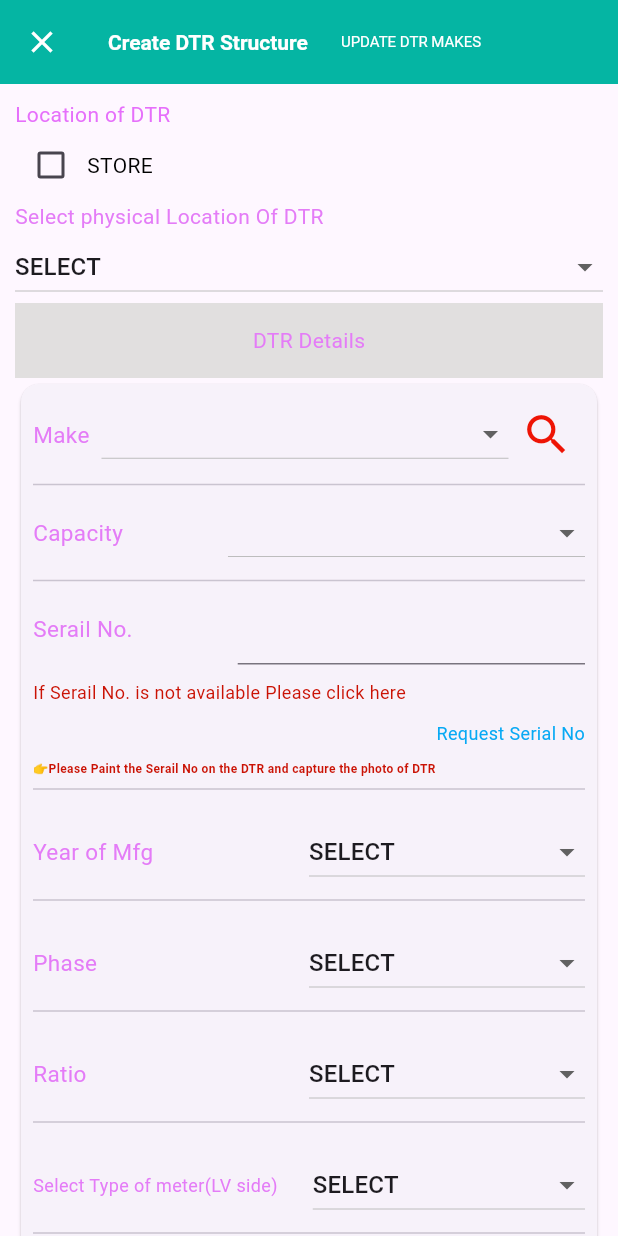
After one commit to MUNIKUMAR596/placedorders_screen, a Flutter app: the screen it shows after launch, after a tap on "CreateDTRStrucutre", on a phone screen of 412 x 824 dp. The commit adds this screen. Run offline on Flutter 3.47's test engine with Material 3 defaults, Android fonts, the phone set to English and light mode, and no system bars; our stand-ins replace image_picker.

Commit message:
CREATE DTR STRUCUTURE IN TGNPDCL LOGIN

```diff
--- a/lib/TGNPDCL/COMPLAINT/homepage.dart
+++ b/lib/TGNPDCL/COMPLAINT/homepage.dart
@@ -3,6 +3,7 @@ import 'package:purchase_orderscreen/TGNPDCL/COMPLAINT/HTMETERS/ht_metersupdate.
 import 'package:purchase_orderscreen/TGNPDCL/COMPLAINT/HTMETERS/npdecl_employee.dart';
 import 'package:purchase_orderscreen/TGNPDCL/COMPLAINT/PROTECTION/protectonpage.dart';
 import 'package:purchase_orderscreen/TGNPDCL/COMPLAINT/htmeters_htconv_tosolar.dart';
+import 'package:purchase_orderscreen/TGNPDCL/createdtr_strucutre.dart';
 import 'package:purchase_orderscreen/TGNPDCL/newservice_htmeters.dart';
 import 'package:purchase_orderscreen/TGNPDCL/onetimeregistration.dart';
 
@@ -77,7 +78,14 @@ class _HomepageState extends State<Homepage> {
               ElevatedButton(onPressed: (){
                 Navigator.push(context,
                 MaterialPageRoute(builder: (context) => Onetimeregistration()));
-              }, child:Text('ONETIMEREGISTATIONPAGE') )
+              }, child:Text('ONETIMEREGISTATIONPAGE') ),
+                SizedBox(
+                height: 10,
+              ),
+              ElevatedButton(onPressed: (){
+                Navigator.push(context,
+                MaterialPageRoute(builder: (context) => CreatedtrStrucutre()));
+              }, child:Text('CreateDTRStrucutre') )
             ],
           ),
         ),
--- /dev/null
+++ b/lib/TGNPDCL/createdtr_strucutre.dart
@@ -0,0 +1,544 @@
+import 'dart:io';
+
+import 'package:flutter/material.dart';
+import 'package:image_picker/image_picker.dart';
+
+
+class CreatedtrStrucutre extends StatefulWidget {
+  const CreatedtrStrucutre({super.key});
+
+  @override
+  State<CreatedtrStrucutre> createState() => _CreatedtrStrucutreState();
+}
+
+class _CreatedtrStrucutreState extends State<CreatedtrStrucutre> {
+  String? locationofdtr='SELECT';
+  List<String> selectlocatioofdtr=['SELECT','KHAMMAM STORE','WARANGAL-STORE','KARIMNAGAR-STORE',
+  'NIZAMABAD-STORE','NIRMAL-STORE','MANCHERIAL-STORE'];
+  bool ischecked=false;
+  //DTR DETAILS
+  String? make;
+  List<String> selectmake=['11KV VCB-AREVA T&D INDIA LTD,NAINI WORKS','ABB(Asea Brown BOveri)','ACRO TRANS CONTROLS,SECUNDRABAD','AKSHAYA',
+  'ALSTOM','AMOD(AMOD INDUSTRIES PVT LTD)','APEX','ARK','ASTER','AUREL CONTROLS PVT LTD','ANDHRA PRADESH ELECTRICAL EQUIPMENT CORPORATION'];
+  String? capacity;
+  List<String> selectcapacity=['SELECT','2500KVA','2000KVA','1600KVA','1000KVA','800KVA','500KVA','400KVA','315KVA','250KVA'];
+  String? selectedyears='SELECT';
+  List<String> years=[];
+@override
+  void initState(){
+    super.initState();
+    generateyears();
+  }
+  void generateyears(){
+    years.add('SELECT');
+    years.add('NA');
+    int startyear=1952;
+    int endyear=DateTime.now().year;
+    for (int year=startyear; year <= endyear; year++){
+      years.add(year.toString());
+    }
+  }
+//phase
+String? phase='SELECT';
+List<String> selectphase=['SELECT','Single phase','3-Phase'];
+//Ratio
+String? ratio='SELECT';
+List<String> selectratio=['SELECT','6.6KV/240V','11KV/440V'];
+//select type of meter (LV side)
+String? typeofmeter='SELECT';
+List<String> selecttypeofmeter=['SELECT','Not Available','1Ph Meter','3Ph Meter','CT Meter','HT Meter'];
+
+TextEditingController _serialno=TextEditingController();
+TextEditingController _sapdtrequpno=TextEditingController();
+
+  File? _imageFile;
+
+  Future<void> _pickFromCamera() async {
+    final pickedFile = await ImagePicker().pickImage(source: ImageSource.camera);
+
+    if (pickedFile != null) {
+      setState(() {
+        _imageFile = File(pickedFile.path);
+      });
+    } else {
+      print('No image selected.');
+    }
+  }
+
+  void _submitform(){
+    setState(() {
+      ischecked=false;
+        _imageFile = null;
+       locationofdtr=null;
+      make=null;
+      capacity=null;
+     selectedyears=null;
+     phase=null;
+     ratio=null;
+     typeofmeter=null;
+     _serialno.clear();
+     _sapdtrequpno.clear();
+    });
+  }
+
+
+  @override
+  Widget build(BuildContext context) {
+    return Scaffold(
+      appBar: AppBar(
+        backgroundColor: const Color.fromARGB(255, 5, 181, 163),
+        leading: IconButton(
+          onPressed: (){
+            Navigator.pop(context);
+          }, icon: Icon(Icons.close,color: Colors.white,)),
+          title: Row(
+            children: [
+              Text('Create DTR Structure',
+              style: TextStyle(
+                color: Colors.white,
+                fontWeight: FontWeight.bold,
+                fontSize: 14
+              ),
+              ),
+              SizedBox(width: 22,),
+              Text('UPDATE DTR MAKES',
+              style: TextStyle(
+                fontSize: 10,
+                color: Colors.white
+              ),)
+            ],
+          ),
+      ),
+      body: SingleChildScrollView(
+        child: Padding(
+          padding: const EdgeInsets.all(10),
+          child: Column(
+            crossAxisAlignment: CrossAxisAlignment.start,
+            children: [
+              Text('Location of DTR',
+              style: TextStyle(color: const Color.fromARGB(255, 230, 111, 251),),),
+            Row(
+              mainAxisAlignment: MainAxisAlignment.start,
+              children: [
+         Checkbox(
+          value: ischecked, onChanged: (bool? value){
+            setState(() {
+              ischecked=value!;
+            });
+          },
+          activeColor: Colors.pink,),
+          Text('STORE',style: TextStyle(color: Colors.black),)
+            ],),
+            Text('Select physical Location Of DTR',
+              style: TextStyle(color: const Color.fromARGB(255, 228, 124, 247)),),
+              DropdownButton(
+                value: locationofdtr,
+                isExpanded: true,
+                items: selectlocatioofdtr.map((String selectlocation){
+                       return DropdownMenuItem(
+                        value: selectlocation,
+                        child: Text(selectlocation));
+                }).toList(),
+                onChanged: (String? updatelocation){
+                  setState(() {
+                    locationofdtr=updatelocation;
+                  });
+                }),
+                Container(
+                  height: 50,
+                  width: double.infinity,
+                  color: const Color.fromARGB(255, 225, 223, 223),
+                  child: Center(child: Text('DTR Details', style: TextStyle(color: const Color.fromARGB(255, 228, 124, 247)),),),
+                ),
+                Card(
+                  child: Padding(
+                    padding: const EdgeInsets.all(8.0),
+                    child: Column(
+                      crossAxisAlignment: CrossAxisAlignment.start,
+                      children: [
+                        Row(
+                    children: [
+                      Text(
+                        'Make',
+                        style: TextStyle(
+                          color: Color.fromARGB(255, 228, 124, 247),
+                          fontSize: 15
+                        ),
+                      ),
+                      SizedBox(width: 8), // Small spacing
+                      Expanded(
+                        child: DropdownButton<String>(
+                          isExpanded: true,
+                          value: make,
+                          items: selectmake.map((String choosemake) {
+                            return DropdownMenuItem(
+                              value: choosemake,
+                              child: Text(
+                                choosemake,
+                                overflow: TextOverflow.ellipsis,
+                              ),
+                            );
+                          }).toList(),
+                          onChanged: (String? options) {
+                            setState(() {
+                              make = options;
+                            });
+                          },
+                        ),
+                      ),
+                      IconButton(
+                        onPressed: () {
+                          showDialog(
+                            context: context,
+                            builder: (BuildContext context){
+                              return Dialog(
+                                child: Column(
+                                  children: [
+                                    TextField(
+                                      decoration: InputDecoration(
+                                        filled: true,
+                                        fillColor: Colors.grey,
+                                        prefixIcon: Icon(Icons.search,color: Colors.white,),
+                                        hintText: 'Search Make'
+                                      ),
+                                    )
+                                  ],
+                                ),
+                              );
+                            });
+                        },
+                        icon: Icon(Icons.search,color: const Color.fromARGB(255, 238, 20, 5),size: 35,),
+                      ),
+                    ],
+                                  ),
+                                  Divider(),
+                                  Row(
+                    children: [
+                      Text(
+                        'Capacity',
+                        style: TextStyle(
+                          color: Color.fromARGB(255, 228, 124, 247),
+                          fontSize: 15
+                        ),
+                      ),
+                      SizedBox(width: 70), // Small spacing
+                      Expanded(
+                        child: DropdownButton<String>(
+                          isExpanded: true,
+                          value: capacity,
+                          items: selectcapacity.map((String chooscapacity) {
+                            return DropdownMenuItem(
+                              value: chooscapacity,
+                              child: Text(
+                                chooscapacity,
+                                textAlign: TextAlign.end,
+                              ),
+                            );
+                          }).toList(),
+                          onChanged: (String? selectedcapacity) {
+                            setState(() {
+                              capacity = selectedcapacity;
+                            });
+                          },
+                        ),
+                      ),
+                    ],
+                                  ),
+                                  Divider(),
+                                  Row(
+                    children: [
+                      Text(
+                        'Serail No.',
+                        style: TextStyle(
+                          color: Color.fromARGB(255, 228, 124, 247),
+                          fontSize: 15
+                        ),
+                      ),
+                      SizedBox(width: 70), // Small spacing
+                      Expanded(
+                        child: TextField(
+                          controller: _serialno,
+                        )
+                      ),
+                    ],
+                     ),
+                       SizedBox(height: 10,),
+                       Text('If Serail No. is not available Please click here',
+                    style: TextStyle(color: const Color.fromARGB(255, 202, 18, 4),fontSize: 12),),
+                     SizedBox(height: 10,),
+                    Row(
+                      mainAxisAlignment: MainAxisAlignment.end,
+                      children: [
+                        Text('Request Serial No',style: TextStyle(color:const Color.fromARGB(255, 7, 169, 244),fontSize: 12),
+                       ),
+                      ],
+                    ),
+                     SizedBox(height: 10,),
+                       Text('👉Please Paint the Serail No on the DTR and capture the photo of DTR',
+                    style: TextStyle(color: const Color.fromARGB(255, 202, 18, 4),fontSize: 8,fontWeight: FontWeight.bold),),
+                    Divider(),
+                       SizedBox(height: 10,),
+                                  Row(
+                    children: [
+                      Expanded(
+                        flex: 1,
+                        child: Text(
+                          'Year of Mfg',
+                          style: TextStyle(
+                            color: Color.fromARGB(255, 228, 124, 247),
+                            fontSize: 15
+                          ),
+                        ),
+                      ),
+
+                      Expanded(
+                        flex: 1,
+                        child: DropdownButton<String>(
+                          isExpanded: true,
+                          value: selectedyears,
+                          items: years.map((String choosyear) {
+                            return DropdownMenuItem(
+                              value: choosyear,
+                              child: Text(
+                                choosyear,
+
+                              ),
+                            );
+                          }).toList(),
+                          onChanged: (String? selectedyear) {
+                            setState(() {
+                              selectedyears = selectedyear;
+                            });
+                          },
+                        ),
+                      ),
+                    ],
+                                  ),
+                                   Divider(),
+                       SizedBox(height: 10,),
+                                  Row(
+                    children: [
+                      Expanded(
+                        flex: 1,
+                        child: Text(
+                          'Phase',
+                          style: TextStyle(
+                            color: Color.fromARGB(255, 228, 124, 247),
+                            fontSize: 15
+                          ),
+                        ),
+                      ),
+
+                      Expanded(
+                        flex: 1,
+                        child: DropdownButton<String>(
+                          isExpanded: true,
+                          value: phase,
+                          items: selectphase.map((String choosphase) {
+                            return DropdownMenuItem(
+                              value: choosphase,
+                              child: Text(
+                                choosphase,
+
+                              ),
+                            );
+                          }).toList(),
+                          onChanged: (String? selectephase) {
+                            setState(() {
+                              phase = selectephase;
+                            });
+                          },
+                        ),
+                      ),
+                    ],
+                                  ),
+                                   Divider(),
+                       SizedBox(height: 10,),
+                                  Row(
+                    children: [
+                      Expanded(
+                        flex: 1,
+                        child: Text(
+                          'Ratio',
+                          style: TextStyle(
+                            color: Color.fromARGB(255, 228, 124, 247),
+                            fontSize: 15
+                          ),
+                        ),
+                      ),
+                      Expanded(
+                        flex: 1,
+                        child: DropdownButton<String>(
+                          isExpanded: true,
+                          value: ratio,
+                          items: selectratio.map((String choosratio) {
+                            return DropdownMenuItem(
+                              value: choosratio,
+                              child: Text(
+                                choosratio,
+
+                              ),
+                            );
+                          }).toList(),
+                          onChanged: (String? selectedratio) {
+                            setState(() {
+                              ratio = selectedratio;
+                            });
+                          },
+                        ),
+                      ),
+                    ],
+                                  ),
+                                   Divider(),
+                       SizedBox(height: 10,),
+                                  Row(
+                    children: [
+                      Expanded(
+                        flex: 1,
+                        child: Text(
+                          'Select Type of meter(LV side)',
+                          style: TextStyle(
+                            color: Color.fromARGB(255, 228, 124, 247),
+                            fontSize: 12
+                          ),
+                        ),
+                      ),
+                      SizedBox(width: 5), // Small spacing
+                      Expanded(
+                        flex: 1,
+                        child: DropdownButton<String>(
+                          isExpanded: true,
+                          value: typeofmeter,
+                          items: selecttypeofmeter.map((String choosmeter) {
+                            return DropdownMenuItem(
+                              value: choosmeter,
+                              child: Text(
+                                choosmeter,
+                                overflow: TextOverflow.ellipsis,
+
+                              ),
+                            );
+                          }).toList(),
+                          onChanged: (String? selectedmeters) {
+                            setState(() {
+                              typeofmeter = selectedmeters;
+                            });
+                          },
+                        ),
+                      ),
+                    ],
+                                  ),
+                                         Divider(),
+                       SizedBox(height: 10,),
+                                  Row(
+                    children: [
+                      Expanded(
+                        flex: 1,
+                        child: Text(
+                          'SAP DTR Equp. No(Painted On DTR)',
+                          style: TextStyle(
+                            color: Color.fromARGB(255, 228, 124, 247),
+                            fontSize: 12
+                          ),
+                        ),
+                      ),
+                      SizedBox(width: 5), // Small spacing
+                      Expanded(
+                        flex: 1,
+                        child: TextField(
+                          readOnly: true,
+                          onTap: () {
+                            showDialog(
+                              context: context,
+                              builder: (BuildContext context){
+                                return Dialog(
+                                  shape: RoundedRectangleBorder(
+                                    borderRadius: BorderRadius.zero
+                                  ),
+                                  child: Column(
+                                    mainAxisSize: MainAxisSize.max,
+                                    children: [
+                                        Container(
+                                    width: double.infinity,
+                                    child: TextField(
+                                      decoration: InputDecoration(
+                                       filled: true,
+                                       fillColor: Colors.grey,
+                                       prefixIcon: Icon(Icons.search,color: Colors.white,),
+                                       hintText: 'Search equipment'
+                                      ),
+                                    ),
+                                  ),
+                                    ],
+
+                                ),
+
+                              );
+                              });
+                          },
+                        )
+                      ),
+                    ],
+                 ),
+                   SizedBox(height: 10,),
+                   Text('👉Please Paint the Equipment code on the DTR and capture the photo of DTR',
+                    style: TextStyle(color: const Color.fromARGB(255, 202, 18, 4),fontSize: 7,fontWeight: FontWeight.bold),),
+                    SizedBox(height: 10),
+                    Container(
+                      width: double.infinity,
+                      height: 300,
+                      color: const Color.fromARGB(255, 208, 203, 203),
+                      child: _imageFile != null
+                                      ? Image.file(_imageFile!, height: 300,width: 300,)
+                                      : Text(''),
+                    ),
+                                SizedBox(height: 10),
+                                 SizedBox(
+                                  width: double.infinity,
+                                   child: ElevatedButton(
+                                    style: ElevatedButton.styleFrom(
+                                        backgroundColor: Colors.deepOrange,
+                                        foregroundColor: Colors.white,
+                                        shape: RoundedRectangleBorder(
+                                          borderRadius: BorderRadius.zero
+                                        )
+                                    ),
+                           onPressed: _pickFromCamera,
+                           child: Text('Capture DTR PHOTO'),
+                         ),
+                                 )
+                      ],
+                    ),
+                  ),
+                ),
+                SizedBox(height: 10,),
+                Center(
+              child: Text(
+             'Location Accuracy:12.4 mts/53.0mts',
+               textAlign: TextAlign.center,
+            style: TextStyle(color: Colors.lightGreen),
+                 ),
+                 ),
+                 SizedBox(height: 10,),
+                 SizedBox(
+                                  width: double.infinity,
+                                   child: ElevatedButton(
+                                    style: ElevatedButton.styleFrom(
+                                        backgroundColor: Colors.green,
+                                        foregroundColor: Colors.white,
+                                        shape: RoundedRectangleBorder(
+                                          borderRadius: BorderRadius.zero
+                                        )
+                                    ),
+                           onPressed: _submitform,
+                           child: Text('SUBMIT'),
+                         ),
+                                 )
+
+            ],
+          ),
+        ),
+      ),
+    );
+  }
+}
--- a/lib/main.dart
+++ b/lib/main.dart
@@ -5,7 +5,7 @@ import 'package:purchase_orderscreen/Meseva_Alertdialouge/list_dialougescreen.da
 import 'package:purchase_orderscreen/TGNPDCL/COMPLAINT/homepage.dart';
 import 'package:purchase_orderscreen/TGNPDCL/COMPLAINT/HTMETERS/npdecl_employee.dart';
 import 'package:purchase_orderscreen/TONGTESTERREADINGS/Tongtester_readings.dart';
-import 'package:purchase_orderscreen/extrause.dart';
+import 'package:purchase_orderscreen/empty.dart';
 import 'package:purchase_orderscreen/processsingleindent.dart';
 import 'package:purchase_orderscreen/purchase_scre.dart/create_purchase_order.dart';
 import 'package:purchase_orderscreen/purchase_scre.dart/purchase_orders.dart';
@@ -27,14 +27,14 @@ class MyApp extends StatelessWidget {
       title: 'purchasse order screen',
 
 
-      home:
-      //process()
-      Processsingleindent()
+      home: Homepage()
+
+      //Processsingleindent()
 
 
       //TongtesterReadings()
 
-     // Homepage() /// TGNPCL HOME PAGE
+   /// TGNPCL HOME PAGE
 
       //NpdeclEmployee()
       // ListDialougescreen()
--- a/pubspec.yaml
+++ b/pubspec.yaml
@@ -30,7 +30,7 @@ environment:
 dependencies:
   flutter:
     sdk: flutter
-
+  image_picker:  ^1.0.4
   # The following adds the Cupertino Icons font to your application.
   # Use with the CupertinoIcons class for iOS style icons.
   cupertino_icons: ^1.0.8
```
Also changed, not shown: lib/empty.dart (renamed from lib/extrause.dart), pubspec.lock, 8 other files.
